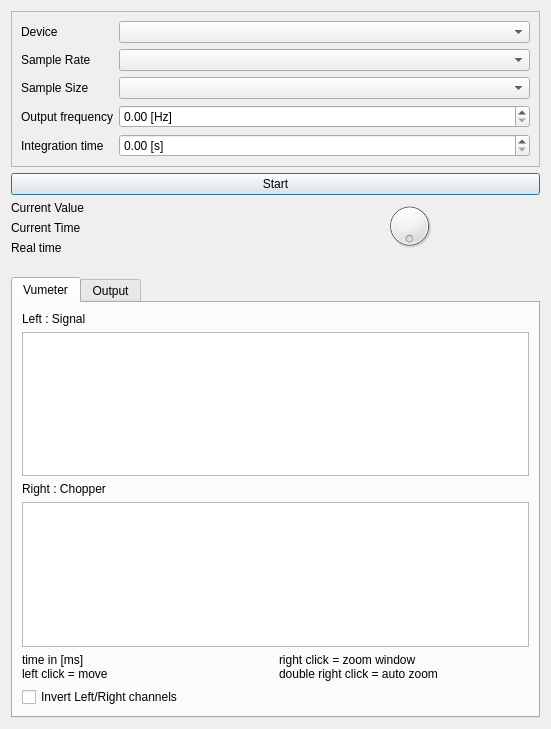
Above: src/lockin_gui.ui from antigol/lockin2 before the change. Below: the same form after it.
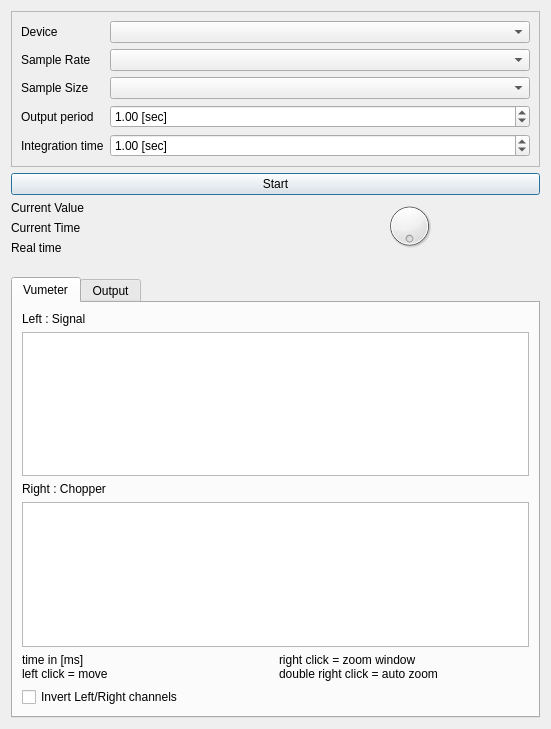
That is the form after the change. Custom widgets are drawn as their Qt base class.

Commit message: put by default the highest sample size & remove stdout

What changed in the file:
```diff
--- a/src/lockin_gui.ui
+++ b/src/lockin_gui.ui
@@ -36,24 +36,30 @@
       <item row="3" column="0">
        <widget class="QLabel" name="outputFrequencyHzLabel">
         <property name="text">
-         <string>Output frequency</string>
+         <string>Output period</string>
         </property>
        </widget>
       </item>
       <item row="3" column="1">
        <widget class="QDoubleSpinBox" name="outputFrequency">
         <property name="suffix">
-         <string> [Hz]</string>
+         <string> [sec]</string>
         </property>
         <property name="maximum">
-         <double>20.000000000000000</double>
+         <double>100.000000000000000</double>
+        </property>
+        <property name="singleStep">
+         <double>0.100000000000000</double>
+        </property>
+        <property name="value">
+         <double>1.000000000000000</double>
         </property>
        </widget>
       </item>
       <item row="4" column="1">
        <widget class="QDoubleSpinBox" name="integrationTime">
         <property name="suffix">
-         <string> [s]</string>
+         <string> [sec]</string>
         </property>
         <property name="maximum">
          <double>100.000000000000000</double>
@@ -61,6 +67,9 @@
         <property name="singleStep">
          <double>0.100000000000000</double>
         </property>
+        <property name="value">
+         <double>1.000000000000000</double>
+        </property>
        </widget>
       </item>
       <item row="4" column="0">
```
Left out of the diff: 4 changed lines with no effect on the pictures. The commit also changes 2 other files.
